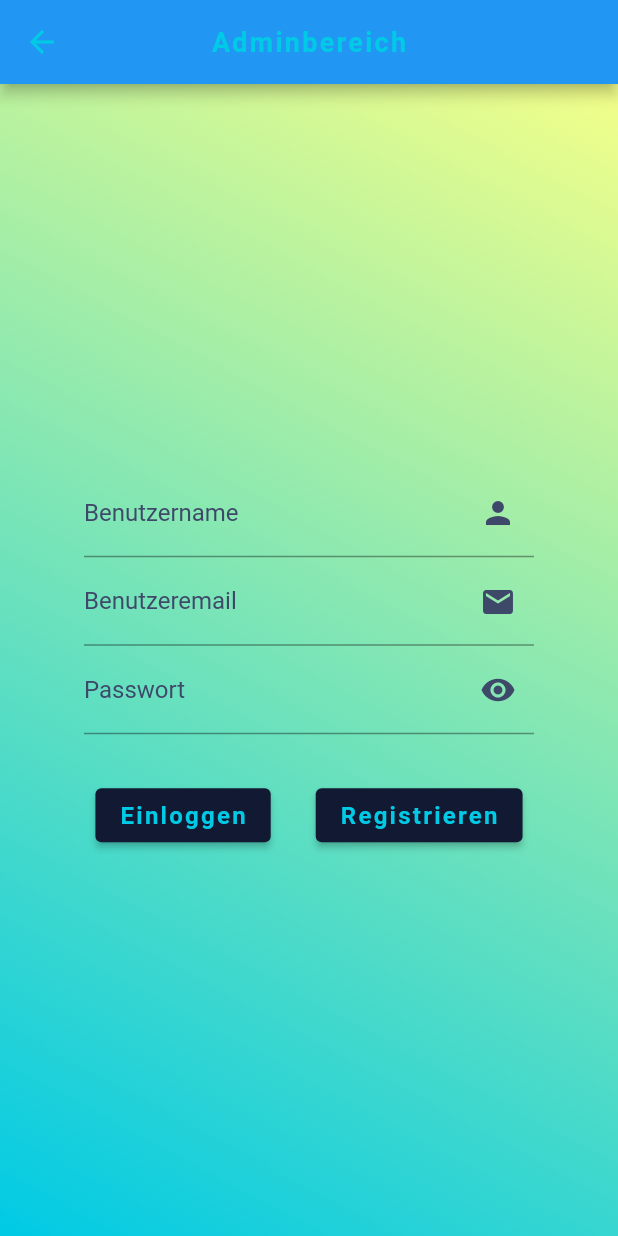
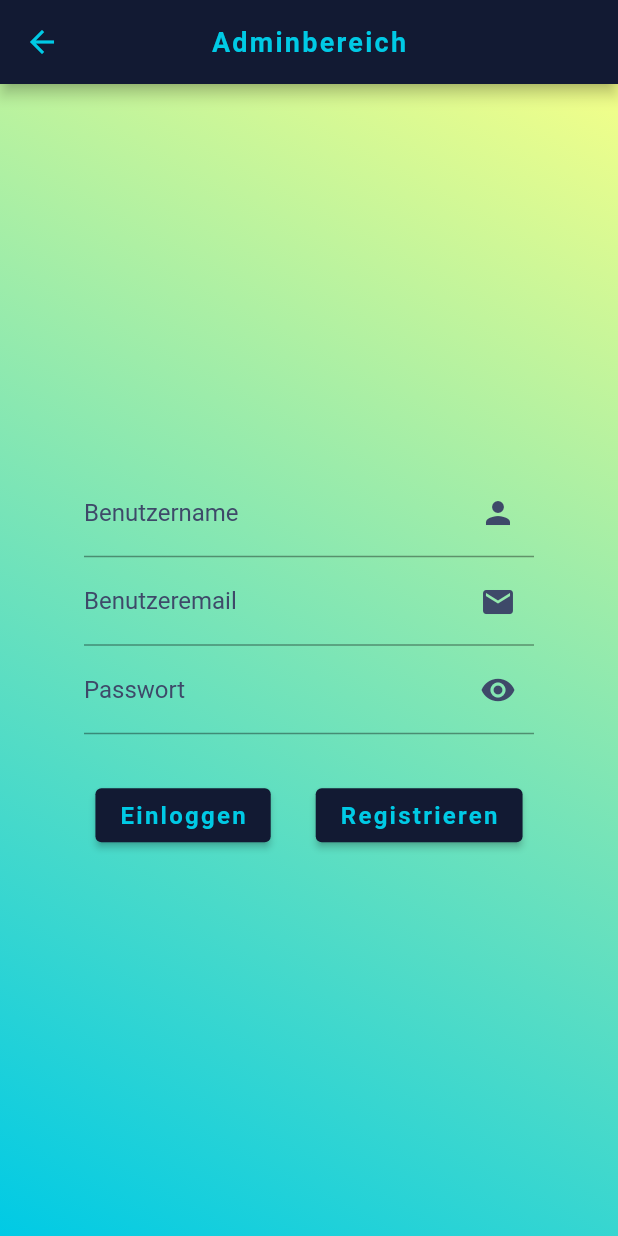
Before and after one commit to mkprogrammer15/MyKitchen, a Flutter app: the screen it shows after launch, after a tap on the "person" icon, on a phone screen of 412 x 824 dp. Run offline on Flutter 3.47's test engine with Material 2 defaults, Android fonts, the phone set to English and light mode, and no system bars; drawn by our look-alikes of flutter_form_builder; our stand-ins replace bloc, cloud_firestore, equatable, firebase_auth, firebase_core, flutter_bloc and 4 more; accounts and stored records are empty; Roboto replaces fonts that are missing (Lexend Deca).

Commit message:
added background color appbar

```diff
--- a/lib/src/core/presentation/pages/language_screen.dart
+++ b/lib/src/core/presentation/pages/language_screen.dart
@@ -18,6 +18,7 @@ class LanguageScreen extends StatelessWidget {
         .add(BorderIconEvent(langList: LanguageList.langList));
     return Scaffold(
         appBar: AppBar(
+          backgroundColor: inkDark,
           iconTheme: const IconThemeData(color: corp),
           centerTitle: true,
           title: Text(
--- a/lib/src/features/admin_auth/presentation/widgets/admin_appbar.dart
+++ b/lib/src/features/admin_auth/presentation/widgets/admin_appbar.dart
@@ -21,6 +21,7 @@ class AdminAppBar extends StatelessWidget with PreferredSizeWidget {
   @override
   Widget build(BuildContext context) {
     return AppBar(
+        backgroundColor: inkDark,
         leading: const BackAppBarButton(),
         centerTitle: true,
         title: Text(
--- a/lib/src/features/admin_orders/presentation/pages/document_details_screen.dart
+++ b/lib/src/features/admin_orders/presentation/pages/document_details_screen.dart
@@ -27,6 +27,7 @@ class _DocumentDetailsScreenState extends State<DocumentDetailsScreen> {
   Widget build(BuildContext context) {
     return Scaffold(
       appBar: AppBar(
+        backgroundColor: inkDark,
         centerTitle: true,
         title: Text(
           'Anfrage von ${widget.re!.userName}',
--- a/lib/src/features/user_calculation/presentation/pages/client_counter_screen.dart
+++ b/lib/src/features/user_calculation/presentation/pages/client_counter_screen.dart
@@ -15,6 +15,7 @@ class _ClientCounterScreenState extends State<ClientCounterScreen> {
   Widget build(BuildContext context) {
     return Scaffold(
       appBar: AppBar(
+        backgroundColor: inkDark,
         centerTitle: true,
         title: Text(
           'BuildMyKitchen',
--- a/lib/src/features/user_sumup_form/presentation/pages/client_form_screen.dart
+++ b/lib/src/features/user_sumup_form/presentation/pages/client_form_screen.dart
@@ -16,6 +16,7 @@ class _ClientFormScreenState extends State<ClientFormScreen> {
   Widget build(BuildContext context) {
     return Scaffold(
       appBar: AppBar(
+        backgroundColor: inkDark,
         leading: IconButton(
             onPressed: () {
               Navigator.of(context).pushNamed('client_counter_screen');
```
